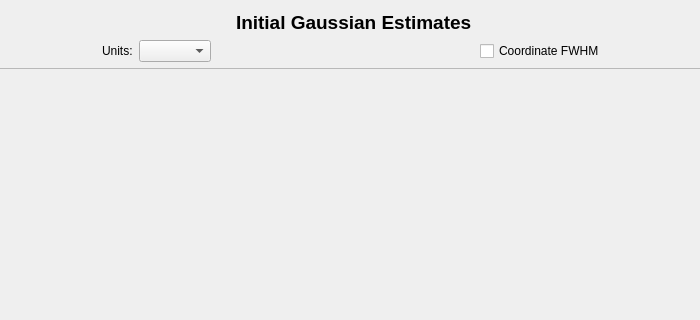
Before: the Qt Designer form code/display/QtPlotter/GaussianEstimateDialog.ui in radio-astro/casa, drawn with Qt 5; both pictures show x 171 to 871 and y 0 to 320 of the 1049 by 545 pixel window.
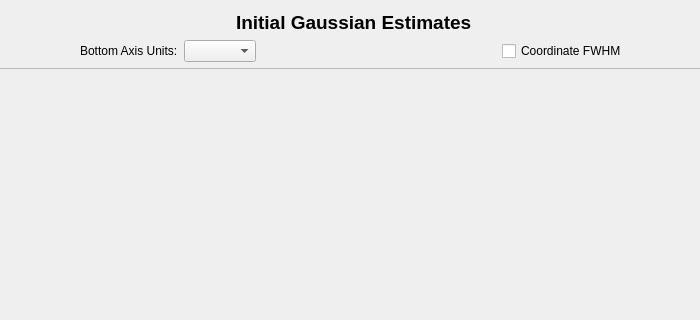
After: the same form once the commit is applied.

Patch:
```diff
--- a/code/display/QtPlotter/GaussianEstimateDialog.ui
+++ b/code/display/QtPlotter/GaussianEstimateDialog.ui
@@ -92,7 +92,7 @@
 &lt;table style=&quot;-qt-table-type: root; margin-top:4px; margin-bottom:4px; margin-left:4px; margin-right:4px;&quot;&gt;
 &lt;tr&gt;
 &lt;td style=&quot;border: none;&quot;&gt;
-&lt;p style=&quot; margin-top:0px; margin-bottom:0px; margin-left:0px; margin-right:0px; -qt-block-indent:0; text-indent:0px;&quot;&gt;&lt;span style=&quot; color:#000000;&quot;&gt;Units:&lt;/span&gt;&lt;/p&gt;&lt;/td&gt;&lt;/tr&gt;&lt;/table&gt;&lt;/body&gt;&lt;/html&gt;</string>
+&lt;p style=&quot; margin-top:0px; margin-bottom:0px; margin-left:0px; margin-right:0px; -qt-block-indent:0; text-indent:0px;&quot;&gt;&lt;span style=&quot; color:#000000;&quot;&gt;Bottom Axis Units:&lt;/span&gt;&lt;/p&gt;&lt;/td&gt;&lt;/tr&gt;&lt;/table&gt;&lt;/body&gt;&lt;/html&gt;</string>
        </property>
       </widget>
      </item>
```
